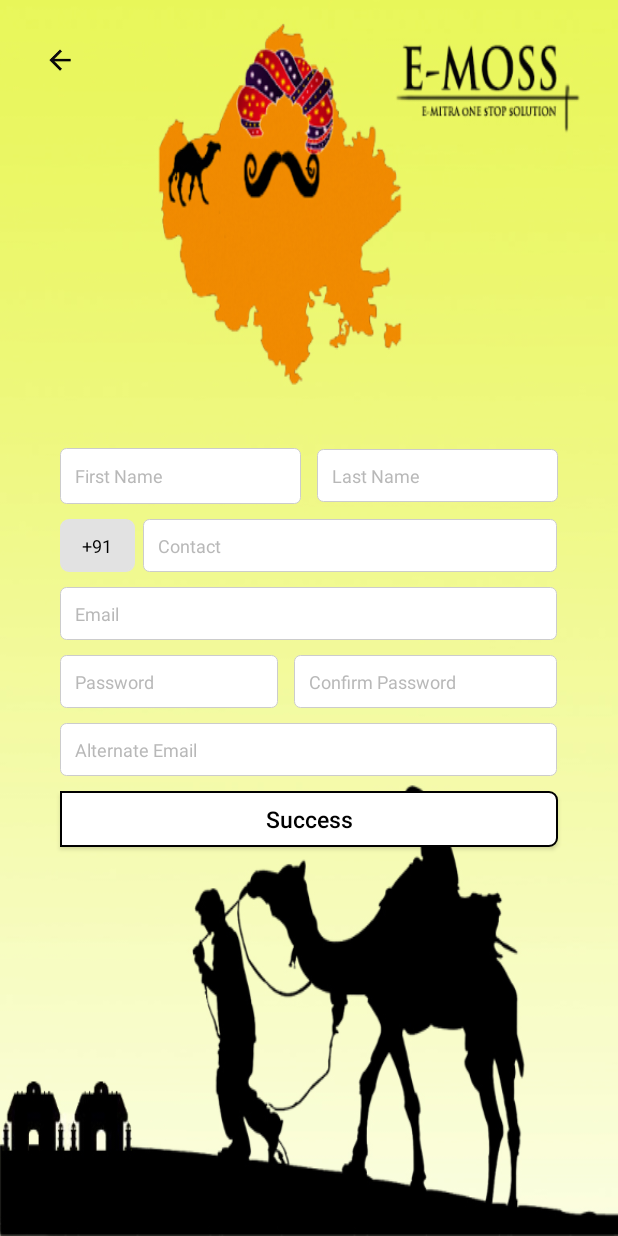
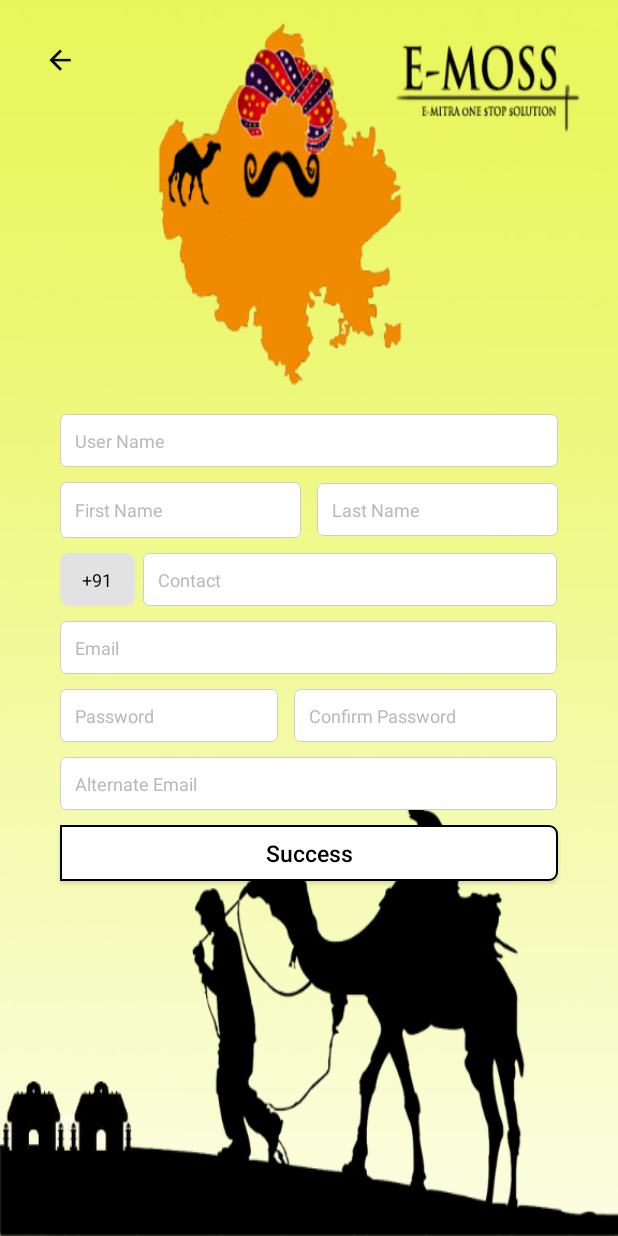
Before and after one commit to KevalCholera/E-Moss, an Android app: the SignUp screen opened directly, with no data from a screen before it, on a phone screen of 412 x 824 dp. Run offline under Robolectric (Android 15) with nearby library versions, the phone set to English and light mode, and no system bars; our stand-ins replace CircleImageView.

Commit message:
error chodu

```diff
--- a/app/src/main/java/com/example/keval/e_moss/DashBoard.java
+++ b/app/src/main/java/com/example/keval/e_moss/DashBoard.java
@@ -78,7 +78,7 @@ public class DashBoard extends AppCompatActivity implements NavigationView.OnNav
                 public void run() {
                     startActivity(new Intent(DashBoard.this, KioskCenter.class));
                 }
-            }, 1000);
+            }, 500);
         } else if (id == R.id.menuDashBoardNavBarContactUs) {
             fragment = new FragmentContactUs();
             getSupportActionBar().setTitle("Contact Us");
--- a/app/src/main/java/com/example/keval/e_moss/Utils/Constants.java
+++ b/app/src/main/java/com/example/keval/e_moss/Utils/Constants.java
@@ -5,4 +5,6 @@ public class Constants {
     public static final String FILE_TYPE_VIDEO_STR = "fileTypeVideoStr";
     public static final String FILE_TYPE_Audio_STR = "fileTypeAudioStr";
     public static final String BASE_URL_MAP = "http://www.google.co.in/maps/dir/";
+    public static final String USER_DETAILS = "userDetails";
+
 }
--- a/app/src/main/res/layout/activity_sign_up.xml
+++ b/app/src/main/res/layout/activity_sign_up.xml
@@ -28,9 +28,25 @@
             android:gravity="center_vertical"
             android:orientation="vertical">
 
+            <EditText
+                android:id="@+id/etSignUpUserName"
+                android:layout_width="match_parent"
+                android:layout_height="@dimen/dp35"
+                android:layout_marginLeft="@dimen/dp30"
+                android:layout_marginRight="@dimen/dp30"
+                android:background="@drawable/grayborder"
+                android:hint="@string/user_name"
+                android:imeOptions="actionNext"
+                android:paddingLeft="@dimen/dp10"
+                android:singleLine="true"
+                android:textColor="@color/black"
+                android:textColorHint="@color/hintColor"
+                android:textSize="@dimen/generalTextSizeSmall" />
+
             <LinearLayout
                 android:layout_width="match_parent"
                 android:layout_height="wrap_content"
+                android:layout_marginTop="@dimen/dp10"
                 android:orientation="horizontal">
 
                 <EditText
```
Also changed, not shown: app/src/main/java/com/example/keval/e_moss/SignIn.java (+46 -11 lines), app/src/main/java/com/example/keval/e_moss/SignUp.java (+89 -12 lines).
